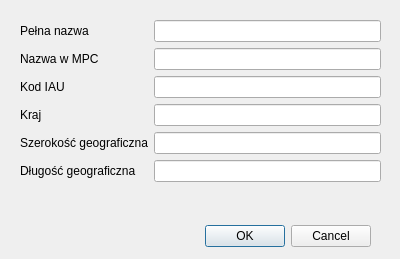
The window that application/gui/form-observatory.ui (Ztrk/database-project) describes before a commit, drawn with Qt 5.
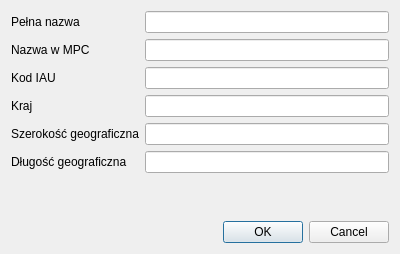
The same window after the commit.

Commit message: Add forms for observatories

Diff of the .ui file:
```diff
--- a/application/gui/form-observatory.ui
+++ b/application/gui/form-observatory.ui
@@ -7,37 +7,14 @@
     <x>0</x>
     <y>0</y>
     <width>400</width>
-    <height>259</height>
+    <height>254</height>
    </rect>
   </property>
   <property name="windowTitle">
    <string>Dialog</string>
   </property>
-  <widget class="QDialogButtonBox" name="buttonBox">
-   <property name="geometry">
-    <rect>
-     <x>30</x>
-     <y>220</y>
-     <width>341</width>
-     <height>32</height>
-    </rect>
-   </property>
-   <property name="orientation">
-    <enum>Qt::Horizontal</enum>
-   </property>
-   <property name="standardButtons">
-    <set>QDialogButtonBox::Cancel|QDialogButtonBox::Ok</set>
-   </property>
-  </widget>
-  <widget class="QWidget" name="formLayoutWidget">
-   <property name="geometry">
-    <rect>
-     <x>20</x>
-     <y>20</y>
-     <width>361</width>
-     <height>191</height>
-    </rect>
-   </property>
+  <layout class="QVBoxLayout" name="verticalLayout">
+   <item>
    <layout class="QFormLayout" name="formLayout">
     <item row="0" column="0">
      <widget class="QLabel" name="pelnaNazwaLabel">
@@ -86,9 +63,6 @@
       </property>
      </widget>
     </item>
-    <item row="4" column="1">
-     <widget class="QLineEdit" name="szerokoscGeograficznaLineEdit"/>
-    </item>
     <item row="5" column="0">
      <widget class="QLabel" name="dlugoscGeograficznaLabel">
       <property name="text">
@@ -96,11 +70,38 @@
       </property>
      </widget>
     </item>
+     <item row="4" column="1">
+      <widget class="QLineEdit" name="latitude_edit"/>
+     </item>
     <item row="5" column="1">
-     <widget class="QLineEdit" name="dlugoscGeograficznaLineEdit"/>
-    </item>
-   </layout>
-  </widget>
+      <widget class="QLineEdit" name="longitude_edit"/>
+     </item>
+    </layout>
+   </item>
+   <item>
+    <widget class="QLabel" name="error_label">
+     <property name="styleSheet">
+      <string notr="true">color: rgb(239, 41, 41);</string>
+     </property>
+     <property name="text">
+      <string/>
+     </property>
+     <property name="wordWrap">
+      <bool>true</bool>
+     </property>
+    </widget>
+   </item>
+   <item>
+    <widget class="QDialogButtonBox" name="button_box">
+     <property name="orientation">
+      <enum>Qt::Horizontal</enum>
+     </property>
+     <property name="standardButtons">
+      <set>QDialogButtonBox::Cancel|QDialogButtonBox::Ok</set>
+     </property>
+    </widget>
+   </item>
+  </layout>
  </widget>
  <resources/>
  <connections>
```
Left out of the diff: 26 changed lines with no effect on the pictures. Lines whose indentation alone changed are shown as unchanged. The commit also changes 2 other files.
